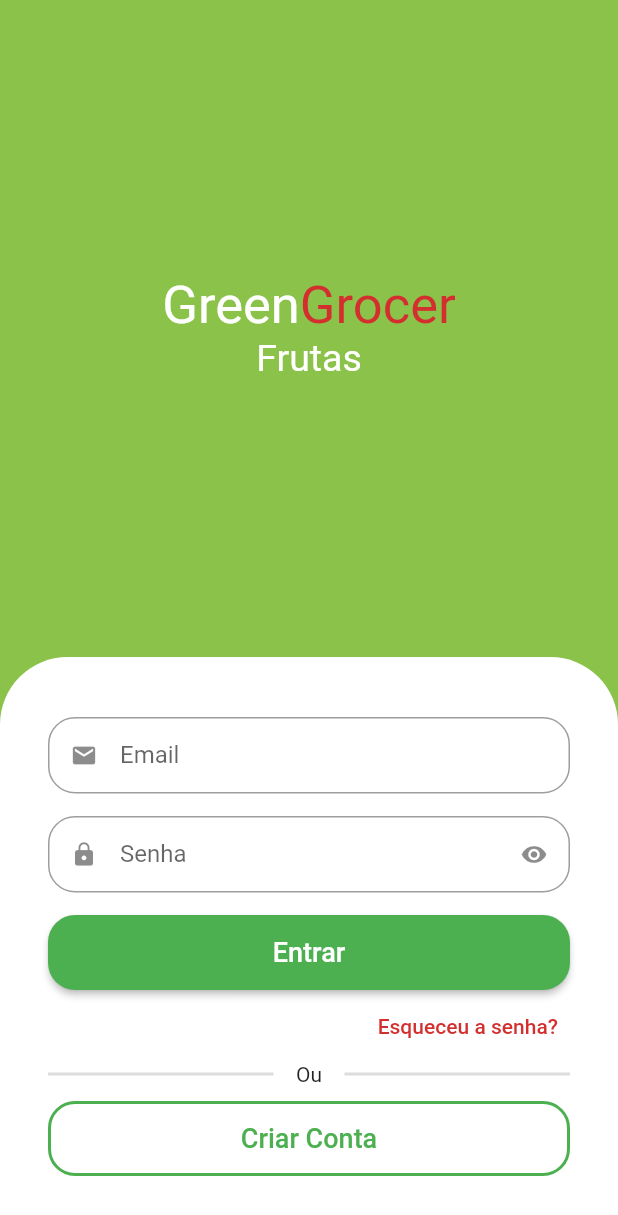
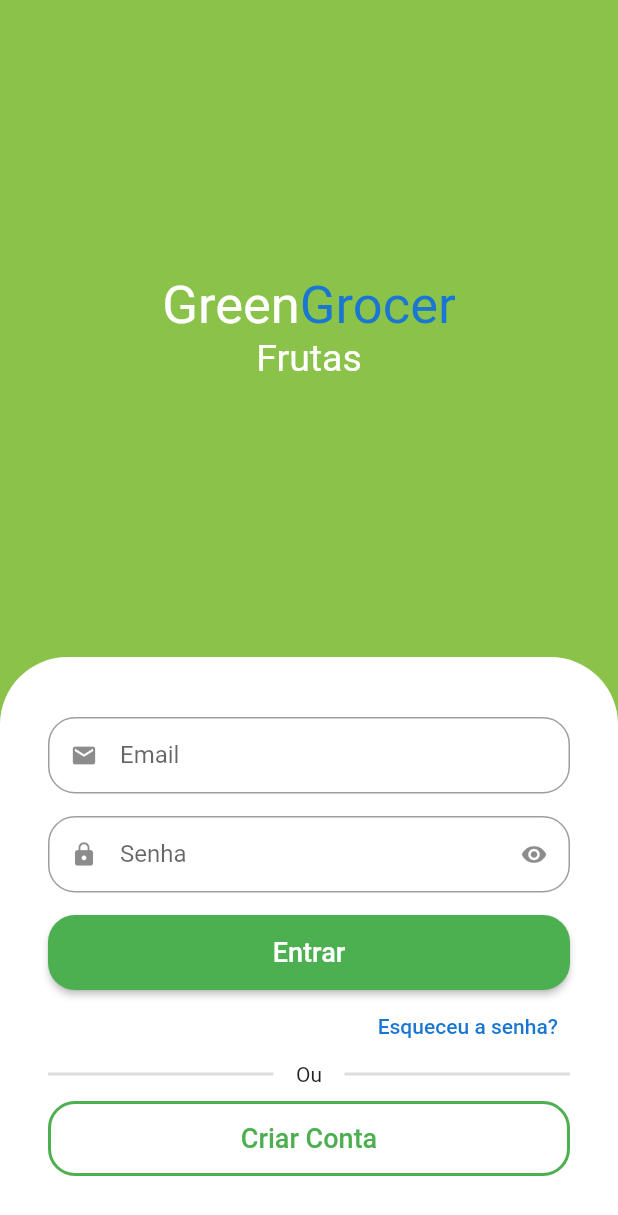
Before and after one commit to jauumgod/greengrocer_flutter, a Flutter app: the screen it shows after launch, on a phone screen of 412 x 824 dp. Shown: the top 1215 px of the screen. Run offline on Flutter 3.47's test engine with Material 2 defaults, Android fonts, the phone set to English and light mode, and no system bars; drawn by our look-alikes of animated_text_kit; our stand-ins replace fluttertoast, get, mask_text_input_formatter, qr_flutter, shimmer; missing offline and left inert: add_to_cart_animation.

Commit message:
add getx in project

```diff
--- a/lib/main.dart
+++ b/lib/main.dart
@@ -1,6 +1,6 @@
 import 'package:flutter/material.dart';
-import 'package:greengrocer/src/pages/auth/sign_in_screen.dart';
-import 'package:greengrocer/src/pages/splash/splash_screen.dart';
+import 'package:get/get.dart';
+import 'package:greengrocer/src/pages_routes/app_pages.dart';
 
 
 void main() {
@@ -13,13 +13,14 @@ class MyApp extends StatelessWidget {
   // This widget is the root of your application.
   @override
   Widget build(BuildContext context) {
-    return MaterialApp(
+    return GetMaterialApp(
       debugShowCheckedModeBanner: false,
       title: 'GreenGrocer',
       theme: ThemeData(
           primarySwatch: Colors.green,
           scaffoldBackgroundColor: Colors.white.withAlpha(190)),
-      home: const SplashScreen()//SignScreen(),
+          initialRoute: PagesRoutes.splashRoute,
+      getPages: AppPages.pages,
     );
   }
 }
--- a/lib/src/config/custom_colors.dart
+++ b/lib/src/config/custom_colors.dart
@@ -14,7 +14,7 @@ Map<int, Color> _swatchOpacity = {
 };
 
 abstract class CustomColors {
-  static Color customContrastColor = Colors.red.shade700;
+  static Color customContrastColor = Colors.blue.shade700;
 
   static MaterialColor customSwatchColor =
       MaterialColor(0xFF8BC34A, _swatchOpacity);
--- a/lib/src/pages/common_widgets/payment_dialog.dart
+++ b/lib/src/pages/common_widgets/payment_dialog.dart
@@ -35,7 +35,7 @@ class PaymentDialog extends StatelessWidget {
                 ),
 
                 //QRCODE
-                QrImage(
+                QrImageView(
                   data: '5454a5s5a4s5a45d4s5d1s2as29a',
                   version: QrVersions.auto,
                   size: 200.0,
--- a/lib/src/pages/home/home_tab.dart
+++ b/lib/src/pages/home/home_tab.dart
@@ -34,7 +34,7 @@ class _HomeTabState extends State<HomeTab> {
     super.initState();
 
     Future.delayed(
-      const Duration(seconds: 2),
+      const Duration(seconds: 3),
       () {
         setState(() {
           isLoading = false;
--- a/lib/src/pages/profile/profile_tab.dart
+++ b/lib/src/pages/profile/profile_tab.dart
@@ -2,7 +2,6 @@ import 'package:flutter/material.dart';
 import 'package:greengrocer/src/models/user_model.dart' as userData;
 import 'package:greengrocer/src/pages/auth/components/custom_text_field.dart';
 import 'package:greengrocer/src/pages/auth/sign_in_screen.dart';
-import 'package:greengrocer/src/pages/home/home_tab.dart';
 
 class ProfileTab extends StatefulWidget {
   const ProfileTab({super.key});
--- /dev/null
+++ b/lib/src/pages_routes/app_pages.dart
@@ -0,0 +1,22 @@
+import 'package:get/get.dart';
+import 'package:greengrocer/src/pages/auth/sign_in_screen.dart';
+import 'package:greengrocer/src/pages/base/base_screen.dart';
+import 'package:greengrocer/src/pages/splash/splash_screen.dart';
+
+import '../pages/auth/sign_up_screen.dart';
+
+abstract class AppPages {
+  static final pages = <GetPage>[
+    GetPage(name: PagesRoutes.splashRoute, page: () => SplashScreen()),
+    GetPage(name: PagesRoutes.signInRoute, page: () => SignScreen()),
+    GetPage(name: PagesRoutes.signUpRoute, page: () => SignUpScreen()),
+    GetPage(name: PagesRoutes.baseRoute, page: () => BaseScreen()),
+  ];
+}
+
+abstract class PagesRoutes {
+  static const String signInRoute = "/signin";
+  static const String splashRoute = "/splash";
+  static const String signUpRoute = "/signup";
+  static const String baseRoute = "/";
+}
--- a/pubspec.yaml
+++ b/pubspec.yaml
@@ -40,10 +40,11 @@ dependencies:
   mask_text_input_formatter: ^2.0.0
   badges: ^2.0.1
   intl: ^0.17.0
-  qr_flutter: ^4.0.0
+  qr_flutter: ^4.1.0
   add_to_cart_animation: ^0.0.7
   fluttertoast: ^8.0.8
   shimmer: ^2.0.0
+  get: ^4.6.5
 
 
 
```
Also changed, not shown: lib/src/pages/auth/sign_in_screen.dart (+8 -15 lines), lib/src/pages/splash/splash_screen.dart (+4 -5 lines), pubspec.lock.
